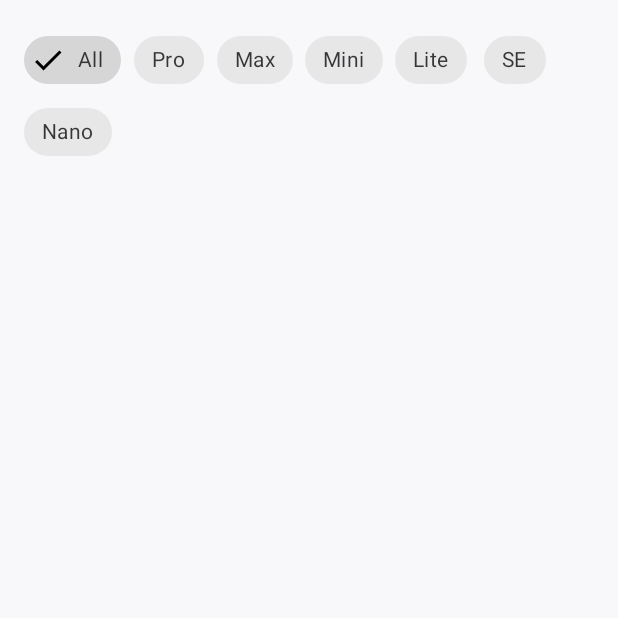
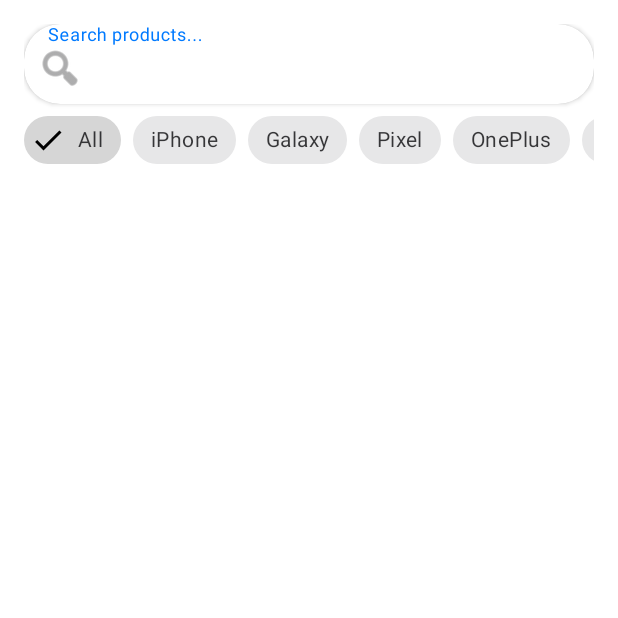
Before and after one commit to DilshaPrathibha/HyperZone, an Android app: the fragment CategoriesFragment shown on its own in the app's theme, on a phone screen of 412 x 824 dp, the top half of it. Run offline under Robolectric (Android 15) with nearby library versions, the light colour scheme and no system bars; 3 statements that could not run were skipped.

Commit message:
Search bar

```diff
--- a/app/src/main/res/layout/fragment_categories.xml
+++ b/app/src/main/res/layout/fragment_categories.xml
@@ -4,21 +4,60 @@
     xmlns:app="http://schemas.android.com/apk/res-auto"
     android:layout_width="match_parent"
     android:layout_height="match_parent"
+    android:background="@android:color/white"
     android:padding="16dp">
 
-    <com.google.android.material.chip.ChipGroup
-        android:id="@+id/chip_group"
+    <com.google.android.material.card.MaterialCardView
+        android:id="@+id/searchCard"
         android:layout_width="0dp"
         android:layout_height="wrap_content"
         android:layout_marginBottom="16dp"
-        app:singleSelection="true"
-        app:singleLine="false"
+        app:cardCornerRadius="24dp"
+        app:cardElevation="2dp"
         app:layout_constraintEnd_toEndOf="parent"
         app:layout_constraintStart_toStartOf="parent"
         app:layout_constraintTop_toTopOf="parent">
 
+        <com.google.android.material.textfield.TextInputLayout
+            android:id="@+id/searchLayout"
+            style="@style/Widget.MaterialComponents.TextInputLayout.OutlinedBox"
+            android:layout_width="match_parent"
+            android:layout_height="wrap_content"
+            android:hint="Search products..."
+            app:boxBackgroundColor="@android:color/transparent"
+            app:boxStrokeWidth="0dp"
+            app:startIconDrawable="@android:drawable/ic_menu_search">
+
+            <com.google.android.material.textfield.TextInputEditText
+                android:id="@+id/searchEditText"
+                android:layout_width="match_parent"
+                android:layout_height="wrap_content"
+                android:background="@android:color/transparent"
+                android:inputType="text"
+                android:maxLines="1"
+                android:paddingVertical="12dp" />
+        </com.google.android.material.textfield.TextInputLayout>
+    </com.google.android.material.card.MaterialCardView>
+
+    <HorizontalScrollView
+        android:layout_width="0dp"
+        android:layout_height="wrap_content"
+        android:layout_marginBottom="16dp"
+        android:scrollbars="none"
+        app:layout_constraintEnd_toEndOf="parent"
+        app:layout_constraintStart_toStartOf="parent"
+        app:layout_constraintTop_toBottomOf="@id/searchCard">
+
+        <com.google.android.material.chip.ChipGroup
+            android:id="@+id/chip_group"
+            android:layout_width="wrap_content"
+            android:layout_height="wrap_content"
+            android:paddingEnd="8dp"
+            app:singleSelection="true"
+            app:singleLine="true">
+
         <com.google.android.material.chip.Chip
-            android:id="@+id/chip_all"
+            android:id="@+id/chipAll"
             style="@style/Widget.MaterialComponents.Chip.Filter"
             android:layout_width="wrap_content"
             android:layout_height="wrap_content"
@@ -27,54 +66,55 @@
             android:text="All" />
 
         <com.google.android.material.chip.Chip
-            android:id="@+id/chip_pro"
+            android:id="@+id/chipPro"
             style="@style/Widget.MaterialComponents.Chip.Filter"
             android:layout_width="wrap_content"
             android:layout_height="wrap_content"
             android:checkable="true"
-            android:text="Pro" />
+            android:text="iPhone" />
 
         <com.google.android.material.chip.Chip
-            android:id="@+id/chip_max"
+            android:id="@+id/chipMax"
             style="@style/Widget.MaterialComponents.Chip.Filter"
             android:layout_width="wrap_content"
             android:layout_height="wrap_content"
             android:checkable="true"
-            android:text="Max" />
+            android:text="Galaxy" />
 
         <com.google.android.material.chip.Chip
-            android:id="@+id/chip_mini"
+            android:id="@+id/chipMini"
             style="@style/Widget.MaterialComponents.Chip.Filter"
             android:layout_width="wrap_content"
             android:layout_height="wrap_content"
             android:checkable="true"
-            android:text="Mini" />
+            android:text="Pixel" />
 
         <com.google.android.material.chip.Chip
-            android:id="@+id/chip_lite"
+            android:id="@+id/chipLite"
             style="@style/Widget.MaterialComponents.Chip.Filter"
             android:layout_width="wrap_content"
             android:layout_height="wrap_content"
             android:checkable="true"
-            android:text="Lite" />
+            android:text="OnePlus" />
 
         <com.google.android.material.chip.Chip
-            android:id="@+id/chip_se"
+            android:id="@+id/chipSE"
             style="@style/Widget.MaterialComponents.Chip.Filter"
             android:layout_width="wrap_content"
             android:layout_height="wrap_content"
             android:checkable="true"
-            android:text="SE" />
+            android:text="Xiaomi" />
 
         <com.google.android.material.chip.Chip
-            android:id="@+id/chip_nano"
+            android:id="@+id/chipNano"
             style="@style/Widget.MaterialComponents.Chip.Filter"
             android:layout_width="wrap_content"
             android:layout_height="wrap_content"
             android:checkable="true"
-            android:text="Nano" />
+            android:text="Nothing" />
 
-    </com.google.android.material.chip.ChipGroup>
+        </com.google.android.material.chip.ChipGroup>
+    </HorizontalScrollView>
 
     <androidx.recyclerview.widget.RecyclerView
         android:id="@+id/recycler_categories"
--- a/app/src/main/res/values/strings.xml
+++ b/app/src/main/res/values/strings.xml
@@ -63,7 +63,7 @@
     <string name="sample_product_description">
         Experience the next generation of technology with pro performance, a stunning display, and all-day battery life. The perfect companion for work and play.
     </string>
-    <!-- If you later want dynamic name injection from code, use this one: -->
+
     <string name="sample_product_description_with_name">
         Experience the next generation of technology with the %1$s. Featuring cutting-edge performance, stunning display, and all-day battery life. The perfect companion for work and play.
     </string>
```
Also changed, not shown: 52 other files.
